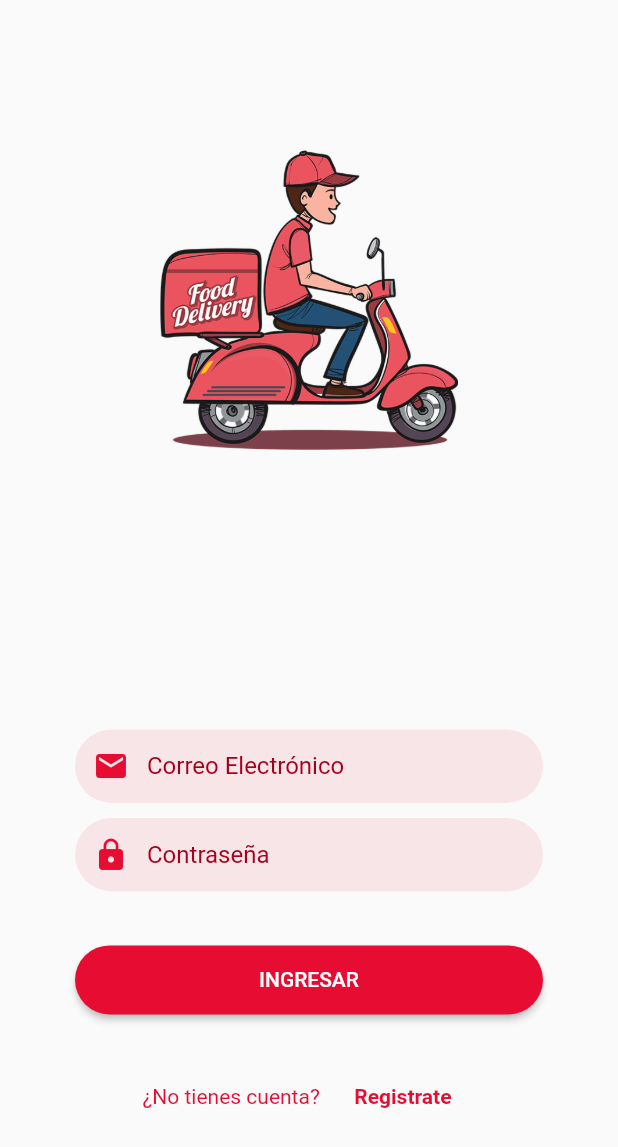
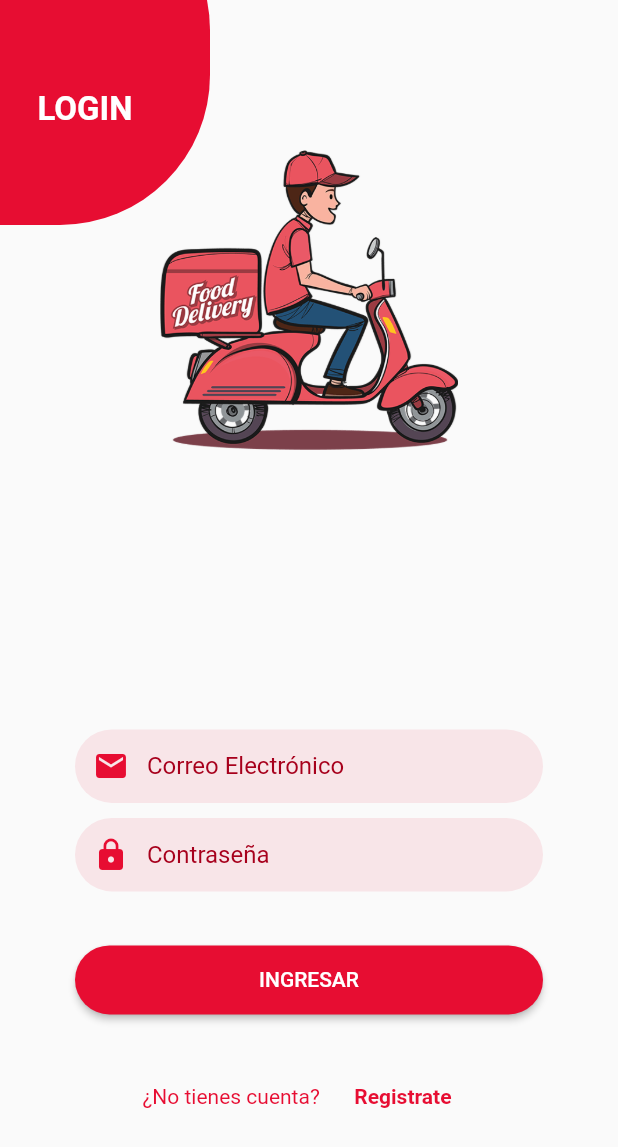
Before and after one commit to GaleanoJorge/flutter-delivery, a Flutter app: the screen it shows after launch, on a phone screen of 412 x 824 dp. Shown: the top 1147 px of the screen. Run offline on Flutter 3.47's test engine with Material 2 defaults, Android fonts, the phone set to English and light mode, and no system bars.

Commit message:
cìrculo superior login

```diff
--- a/lib/src/login/login_page.dart
+++ b/lib/src/login/login_page.dart
@@ -15,13 +15,19 @@ class _LoginPageState extends State<LoginPage> {
       body: Container(
         width: double.infinity,
         child: SingleChildScrollView(
-          child: Column(children: <Widget>[
+          child: Stack(
+            children: [
+              Positioned(top: -80, left: -100, child: _circleLogin()),
+              Positioned(top: 60, left: 25, child: _textLogin()),
+              Column(children: <Widget>[
                 _imageBanner(),
                 _textfieldLogin('Correo Electrónico', Icons.email),
                 _textfieldLogin('Contraseña', Icons.lock),
                 _botonIngreso(),
                 _textDontHaveAccount(),
               ]),
+            ],
+          ),
         ),
       ),
     );
@@ -95,4 +101,19 @@ class _LoginPageState extends State<LoginPage> {
       margin: EdgeInsets.only(
           top: 100, bottom: MediaQuery.of(context).size.height * 0.22),
       child: Image.asset('assets/img/delivery.png', width: 200, height: 200));
+
+  Widget _circleLogin() => Container(
+        width: 240,
+        height: 230,
+        decoration: BoxDecoration(
+          borderRadius: BorderRadius.circular(100),
+          color: MyColors.primaryColor,
+        ),
+      );
+
+  Widget _textLogin() => Text('LOGIN', style: TextStyle(
+    color: Colors.white,
+    fontSize: 22,
+    fontWeight: FontWeight.bold,
+  ));
 }
```
Lines whose indentation alone changed are shown as unchanged.
